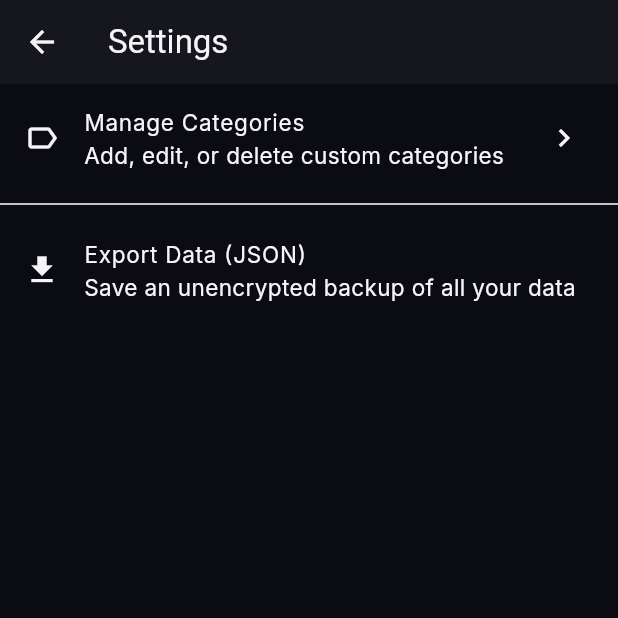
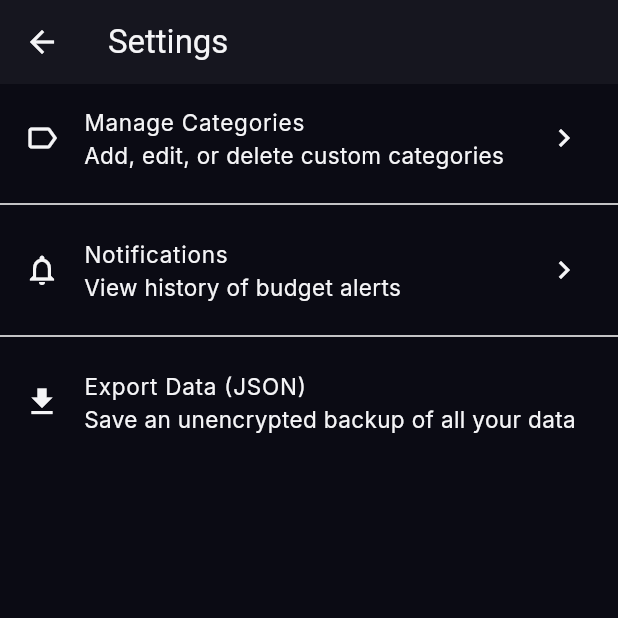
Before and after one commit to Aminakendi/CashApp, a Flutter app: the SettingsScreen screen opened directly, on a phone screen of 412 x 824 dp, the top half of it. Run offline on Flutter 3.47's test engine with Material 3 defaults, Android fonts, the phone set to English and light mode, and no system bars; our stand-ins replace drift, fl_chart, flutter_local_notifications, flutter_riverpod, flutter_secure_storage, google_fonts and 4 more; missing offline and left inert: flutter_sms_inbox, sqlite3, telephony, workmanager; accounts and stored records are empty; generated files the repository leaves out were written again; statements that could not run were skipped.

Commit message:
feat(ui): add notification history screen to settings

```diff
--- a/lib/ui/settings/settings_screen.dart
+++ b/lib/ui/settings/settings_screen.dart
@@ -3,12 +3,18 @@ import 'package:flutter_riverpod/flutter_riverpod.dart';
 import 'package:mpesa_tracker/providers/db_provider.dart';
 import 'package:mpesa_tracker/services/backup_service.dart';
 import 'package:mpesa_tracker/ui/settings/category_management_screen.dart';
+import 'package:mpesa_tracker/ui/settings/notification_history_screen.dart';
 
 class SettingsScreen extends ConsumerWidget {
   const SettingsScreen({super.key});
 
   @override
   Widget build(BuildContext context, WidgetRef ref) {
+    final db = ref.read(dbProvider);
+    final unreadStream = (db.select(db.appNotifications)
+          ..where((n) => n.isRead.equals(false)))
+        .watch();
+
     return Scaffold(
       appBar: AppBar(
         title: const Text('Settings'),
@@ -24,6 +30,54 @@ class SettingsScreen extends ConsumerWidget {
               Navigator.push(
                 context,
                 MaterialPageRoute(builder: (_) => const CategoryManagementScreen()),
+              );
+            },
+          ),
+          const Divider(),
+          StreamBuilder(
+            stream: unreadStream,
+            builder: (context, snapshot) {
+              final unreadCount = snapshot.data?.length ?? 0;
+              return ListTile(
+                leading: Stack(
+                  children: [
+                    const Icon(Icons.notifications_outlined),
+                    if (unreadCount > 0)
+                      Positioned(
+                        right: 0,
+                        top: 0,
+                        child: Container(
+                          padding: const EdgeInsets.all(2),
+                          decoration: BoxDecoration(
+                            color: Theme.of(context).colorScheme.primary,
+                            borderRadius: BorderRadius.circular(6),
+                          ),
+                          constraints: const BoxConstraints(
+                            minWidth: 12,
+                            minHeight: 12,
+                          ),
+                          child: Text(
+                            '$unreadCount',
+                            style: const TextStyle(
+                              color: Colors.white,
+                              fontSize: 8,
+                              fontWeight: FontWeight.bold,
+                            ),
+                            textAlign: TextAlign.center,
+                          ),
+                        ),
+                      ),
+                  ],
+                ),
+                title: const Text('Notifications'),
+                subtitle: const Text('View history of budget alerts'),
+                trailing: const Icon(Icons.chevron_right),
+                onTap: () {
+                  Navigator.push(
+                    context,
+                    MaterialPageRoute(builder: (_) => const NotificationHistoryScreen()),
+                  );
+                },
               );
             },
           ),
```
Also changed, not shown: lib/ui/settings/notification_history_screen.dart (added, +169 -0 lines).
